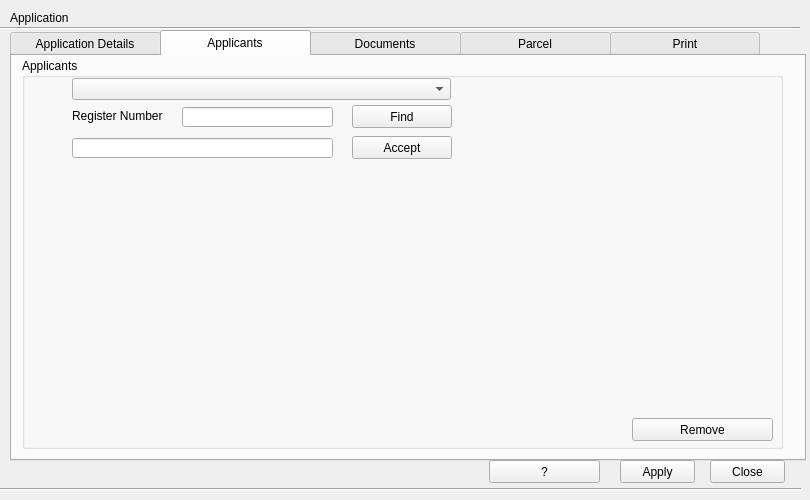
This is view/ApplicationsSpaDialog.ui in teamlm2/lm2_mgis as Qt 5 draws it before an edit. The edited form follows.
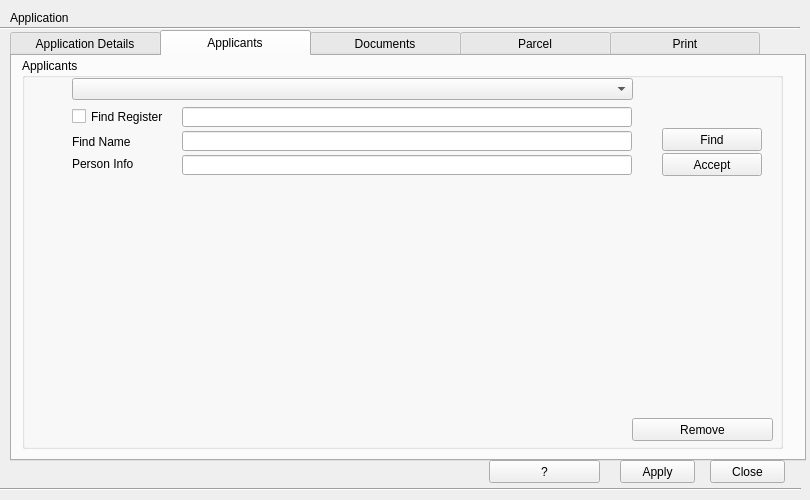
This is the edited form. The open tabs and pages were chosen to show the change. Icons and pictures are not drawn.

```diff
--- a/view/ApplicationsSpaDialog.ui
+++ b/view/ApplicationsSpaDialog.ui
@@ -614,25 +614,12 @@
        <string>Remove</string>
       </property>
      </widget>
-     <widget class="QLabel" name="label_5">
-      <property name="geometry">
-       <rect>
-        <x>50</x>
-        <y>50</y>
-        <width>101</width>
-        <height>16</height>
-       </rect>
-      </property>
-      <property name="text">
-       <string>Register Number</string>
-      </property>
-     </widget>
      <widget class="QLineEdit" name="personal_id_edit">
       <property name="geometry">
        <rect>
         <x>160</x>
         <y>49</y>
-        <width>151</width>
+        <width>450</width>
         <height>20</height>
        </rect>
       </property>
@@ -640,8 +627,8 @@
      <widget class="QPushButton" name="search_person_button">
       <property name="geometry">
        <rect>
-        <x>330</x>
-        <y>47</y>
+        <x>640</x>
+        <y>70</y>
         <width>100</width>
         <height>23</height>
        </rect>
@@ -653,8 +640,8 @@
      <widget class="QPushButton" name="accept_person_button">
       <property name="geometry">
        <rect>
-        <x>330</x>
-        <y>78</y>
+        <x>640</x>
+        <y>95</y>
         <width>100</width>
         <height>23</height>
        </rect>
@@ -666,9 +653,9 @@
      <widget class="QLineEdit" name="accept_person_edit">
       <property name="geometry">
        <rect>
-        <x>50</x>
-        <y>80</y>
-        <width>261</width>
+        <x>160</x>
+        <y>97</y>
+        <width>450</width>
         <height>20</height>
        </rect>
       </property>
@@ -678,11 +665,60 @@
        <rect>
         <x>50</x>
         <y>20</y>
-        <width>379</width>
+        <width>561</width>
         <height>22</height>
        </rect>
       </property>
      </widget>
+     <widget class="QLineEdit" name="personal_name_edit">
+      <property name="geometry">
+       <rect>
+        <x>160</x>
+        <y>73</y>
+        <width>450</width>
+        <height>20</height>
+       </rect>
+      </property>
+     </widget>
+     <widget class="QLabel" name="label_20">
+      <property name="geometry">
+       <rect>
+        <x>50</x>
+        <y>98</y>
+        <width>101</width>
+        <height>16</height>
+       </rect>
+      </property>
+      <property name="text">
+       <string>Person Info</string>
+      </property>
+     </widget>
+     <widget class="QLabel" name="label_21">
+      <property name="geometry">
+       <rect>
+        <x>50</x>
+        <y>76</y>
+        <width>101</width>
+        <height>16</height>
+       </rect>
+      </property>
+      <property name="text">
+       <string>Find Name</string>
+      </property>
+     </widget>
+     <widget class="QCheckBox" name="is_find_applicant_chbox">
+      <property name="geometry">
+       <rect>
+        <x>50</x>
+        <y>50</y>
+        <width>111</width>
+        <height>17</height>
+       </rect>
+      </property>
+      <property name="text">
+       <string>Find Register</string>
+      </property>
+     </widget>
     </widget>
    </widget>
    <widget class="QWidget" name="document_tab">
```
Left out of the diff: 4 changed lines with no effect on the pictures.
